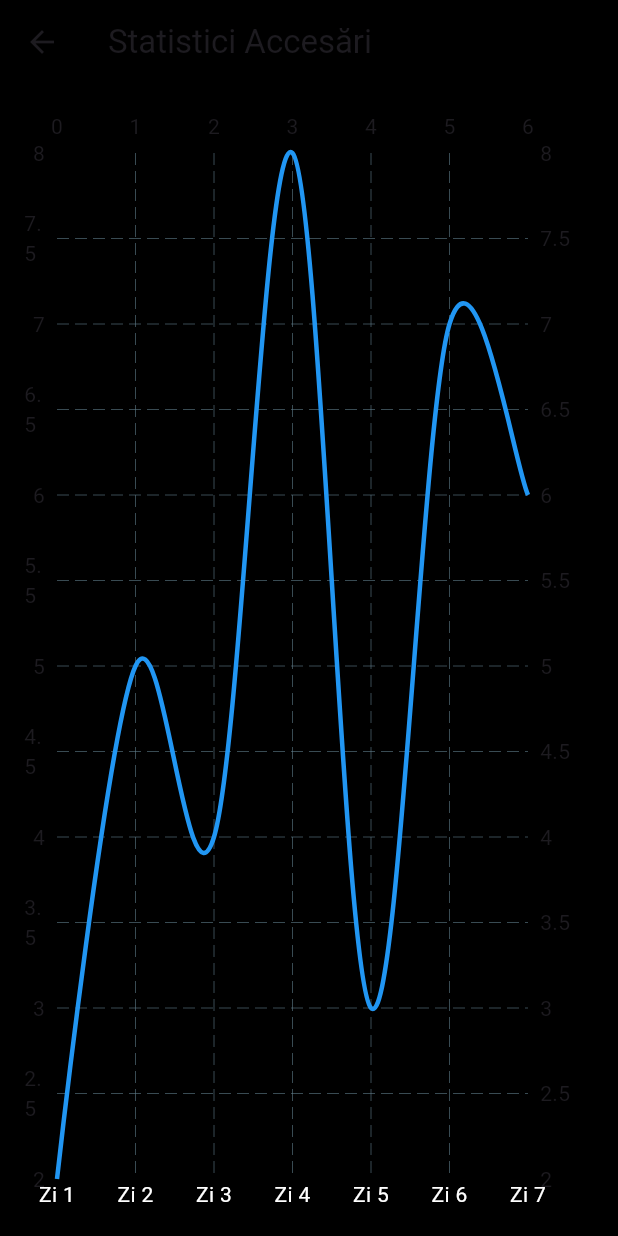
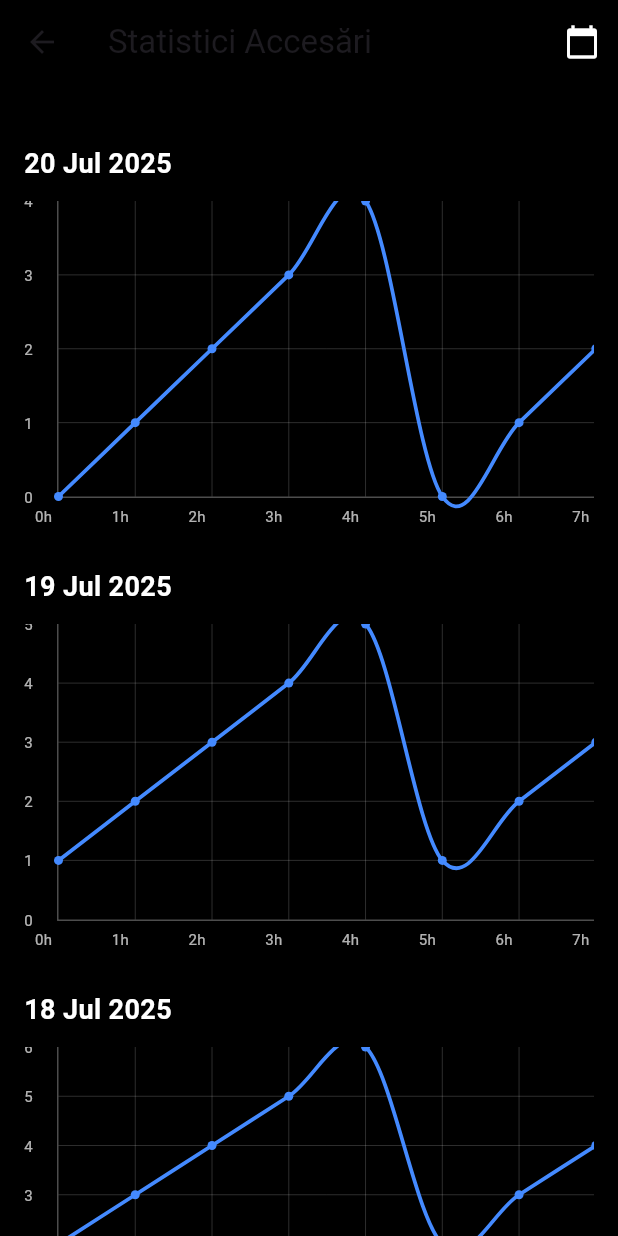
Before and after one commit to DanielVlaicu/smart_menu, a Flutter app: the AnalyticsScreen screen opened by its route, on a phone screen of 412 x 824 dp. Run offline on Flutter 3.47's test engine with Material 3 defaults, Android fonts, the phone set to English and light mode, and no system bars; drawn by our look-alikes of fl_chart; our stand-ins replace file_picker, firebase_auth, firebase_core, permission_handler, photo_view, qr_flutter; accounts and stored records are empty.

Commit message:
version for analytic with 7 tables (last 7 days)

```diff
--- a/lib/screens/manager/analytics_screen.dart
+++ b/lib/screens/manager/analytics_screen.dart
@@ -1,49 +1,187 @@
 import 'package:flutter/material.dart';
 import 'package:fl_chart/fl_chart.dart';
+import 'package:intl/intl.dart';
 
-class AnalyticsScreen extends StatelessWidget {
-  final List<FlSpot> accessData = [
-    const FlSpot(0, 2),
-    const FlSpot(1, 5),
-    const FlSpot(2, 4),
-    const FlSpot(3, 8),
-    const FlSpot(4, 3),
-    const FlSpot(5, 7),
-    const FlSpot(6, 6),
-  ];
+class AnalyticsScreen extends StatefulWidget {
+  @override
+  _AnalyticsScreenState createState() => _AnalyticsScreenState();
+}
 
+class _AnalyticsScreenState extends State<AnalyticsScreen> {
+  final Map<DateTime, List<FlSpot>> accessDataPerDay = {};
+  DateTime selectedDate = DateTime.now();
 
+  @override
+  void initState() {
+    super.initState();
+    _generateSampleData();
+  }
+
+  void _generateSampleData() {
+    final now = DateTime.now();
+    for (int i = 0; i < 7; i++) {
+      DateTime day = now.subtract(Duration(days: i));
+      List<FlSpot> hourlyData = List.generate(24, (hour) => FlSpot(hour.toDouble(), (hour % 5 + i).toDouble()));
+      accessDataPerDay[DateTime(day.year, day.month, day.day)] = hourlyData;
+    }
+  }
+
+  List<Widget> _buildCharts() {
+    List<DateTime> sortedDates = accessDataPerDay.keys.toList()..sort((a, b) => b.compareTo(a));
+    return sortedDates.take(7).map((date) => _buildChartForDay(date)).toList();
+  }
+
+  Widget _buildChartForDay(DateTime day) {
+    final data = accessDataPerDay[day]!;
+    final dateLabel = DateFormat('dd MMM yyyy').format(day);
+
+    return Column(
+      crossAxisAlignment: CrossAxisAlignment.start,
+      children: [
+        Padding(
+          padding: const EdgeInsets.only(top: 24, bottom: 12),
+          child: Text(
+            dateLabel,
+            style: const TextStyle(color: Colors.white, fontSize: 18, fontWeight: FontWeight.bold),
+          ),
+        ),
+        SizedBox(
+          height: 220,
+          child: SingleChildScrollView(
+            scrollDirection: Axis.horizontal,
+            child: SizedBox(
+              width: 1200, // Asta îți permite spațiere largă între ore
+              child: LineChart(
+
+                LineChartData(
+                  minX: 0,
+                  maxX: 23,
+                  minY: 0,
+                  // Adaugă padding suplimentar pentru a nu tăia partea de sus
+                  lineTouchData: LineTouchData(
+                    enabled: true,
+                    touchTooltipData: LineTouchTooltipData(
+                      tooltipBgColor: Colors.blueGrey.shade700,
+                      tooltipRoundedRadius: 8,
+                      fitInsideHorizontally: true,
+                      fitInsideVertically: true,
+                      getTooltipItems: (touchedSpots) {
+                        return touchedSpots.map((spot) {
+                          return LineTooltipItem(
+                            'Ora ${spot.x.toInt()}: ${spot.y.toInt()} accesări',
+                            const TextStyle(color: Colors.white, fontSize: 12),
+                          );
+                        }).toList();
+                      },
+                    ),
+                  ),
+                  gridData: FlGridData(
+                    show: true,
+                    drawVerticalLine: true,
+                    verticalInterval: 1,
+                    horizontalInterval: 1,
+                    getDrawingHorizontalLine: (value) => FlLine(color: Colors.white24, strokeWidth: 0.5),
+                    getDrawingVerticalLine: (value) => FlLine(color: Colors.white24, strokeWidth: 0.5),
+                  ),
+                  titlesData: FlTitlesData(
+                    leftTitles: AxisTitles(
+                      sideTitles: SideTitles(
+                        showTitles: true,
+                        interval: 1,
+                        getTitlesWidget: (value, _) => Padding(
+                          padding: const EdgeInsets.only(right: 8.0),
+                          child: Text('${value.toInt()}', style: const TextStyle(color: Colors.white70, fontSize: 10)),
+                        ),
+                      ),
+                    ),
+                    bottomTitles: AxisTitles(
+                      sideTitles: SideTitles(
+                        showTitles: true,
+                        interval: 1,
+                        getTitlesWidget: (value, _) => Transform.translate(
+                          offset: const Offset(-10, 5),
+                          child: Text('${value.toInt()}h', style: const TextStyle(color: Colors.white70, fontSize: 10)),
+                        ),
+                      ),
+                    ),
+                    topTitles: AxisTitles(sideTitles: SideTitles(showTitles: false)),
+                    rightTitles: AxisTitles(sideTitles: SideTitles(showTitles: false)),
+                  ),
+                  borderData: FlBorderData(
+                    show: true,
+                    border: const Border(
+                      left: BorderSide(color: Colors.white30),
+                      bottom: BorderSide(color: Colors.white30),
+                    ),
+                  ),
+                  clipData: FlClipData.all(), // Previne desenarea peste margini
+                  lineBarsData: [
+                    LineChartBarData(
+                      spots: data,
+                      isCurved: true,
+                      color: Colors.blueAccent,
+                      barWidth: 2.5,
+                      isStrokeCapRound: true,
+                      belowBarData: BarAreaData(show: false),
+                      dotData: FlDotData(
+                        show: true,
+                        getDotPainter: (spot, percent, barData, index) {
+                          return FlDotCirclePainter(radius: 3, color: Colors.blueAccent, strokeWidth: 0);
+                        },
+                      ),
+                    )
+                  ],
+                ),
+              ),
+            ),
+          ),
+        ),
+      ],
+    );
+  }
+
+  void _pickDate() async {
+    DateTime? picked = await showDatePicker(
+      context: context,
+      initialDate: selectedDate,
+      firstDate: DateTime.now().subtract(const Duration(days: 365)),
+      lastDate: DateTime.now(),
+      builder: (context, child) {
+        return Theme(data: ThemeData.dark(), child: child!);
+      },
+    );
+
+    if (picked != null && !accessDataPerDay.containsKey(picked)) {
+      setState(() {
+        selectedDate = picked;
+        accessDataPerDay[picked] = List.generate(24, (hour) => FlSpot(hour.toDouble(), (hour % 4).toDouble()));
+      });
+    } else if (picked != null) {
+      setState(() {
+        selectedDate = picked;
+      });
+    }
+  }
 
   @override
   Widget build(BuildContext context) {
     return Scaffold(
-      appBar: AppBar(title: const Text('Statistici Accesări'), backgroundColor: Colors.black),
+      appBar: AppBar(
+        title: const Text('Statistici Accesări'),
+        backgroundColor: Colors.black,
+        actions: [
+          IconButton(
+            icon: const Icon(Icons.calendar_today, color: Colors.white),
+            onPressed: _pickDate,
+          )
+        ],
+      ),
       backgroundColor: Colors.black,
-      body: Padding(
-        padding: const EdgeInsets.all(16.0),
-        child: LineChart(
-          LineChartData(
-            titlesData: FlTitlesData(
-              leftTitles: const AxisTitles(sideTitles: SideTitles(showTitles: true)),
-              bottomTitles: AxisTitles(
-                sideTitles: SideTitles(
-                  showTitles: true,
-                  getTitlesWidget: (value, _) => Text('Zi ${value.toInt() + 1}', style: const TextStyle(color: Colors.white)),
-                ),
-              ),
-            ),
-            gridData: const FlGridData(show: true),
-            borderData: FlBorderData(show: false),
-            lineBarsData: [
-              LineChartBarData(
-                spots: accessData,
-                isCurved: true,
-                color: Colors.blue,
-                barWidth: 3,
-                dotData: const FlDotData(show: false),
-              ),
-            ],
-          ),
+      body: SingleChildScrollView(
+        padding: const EdgeInsets.all(16),
+        child: Column(
+          crossAxisAlignment: CrossAxisAlignment.start,
+          children: _buildCharts(),
         ),
       ),
     );
--- a/lib/screens/manager/create_menu_screen.dart
+++ b/lib/screens/manager/create_menu_screen.dart
@@ -65,7 +65,7 @@ class _CreateMenuScreenState extends State<CreateMenuScreen> {
         content: TextField(
           controller: controller,
           style: TextStyle(color: Colors.white),
-          decoration: InputDecoration(hintText: 'Introduceți \$label', hintStyle: TextStyle(color: Colors.white54)),
+          decoration: InputDecoration(hintText: '-', hintStyle: TextStyle(color: Colors.white54)),
         ),
         actions: [
           TextButton(onPressed: () => Navigator.pop(context), child: Text('Anulează')),
--- a/pubspec.yaml
+++ b/pubspec.yaml
@@ -47,7 +47,7 @@ dependencies:
   fl_chart: ^0.64.0
   file_picker: ^8.0.7
   path_provider: ^2.1.2
-
+  intl: ^0.18.1
 
 
 dev_dependencies:
```
Also changed, not shown: pubspec.lock.
